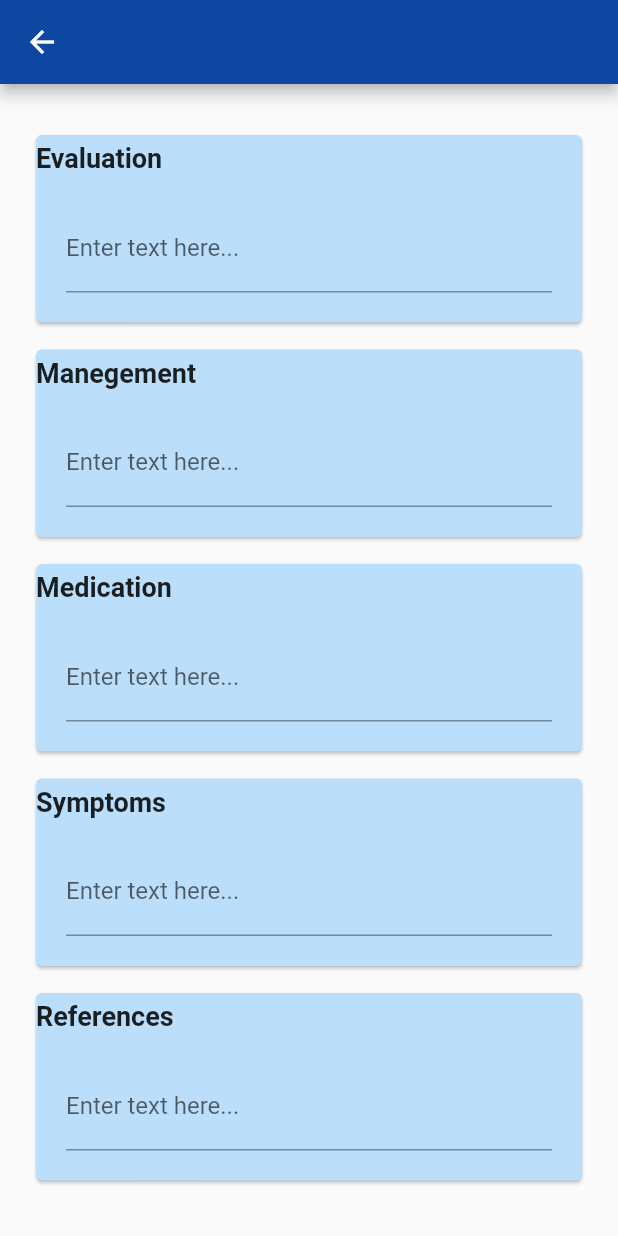
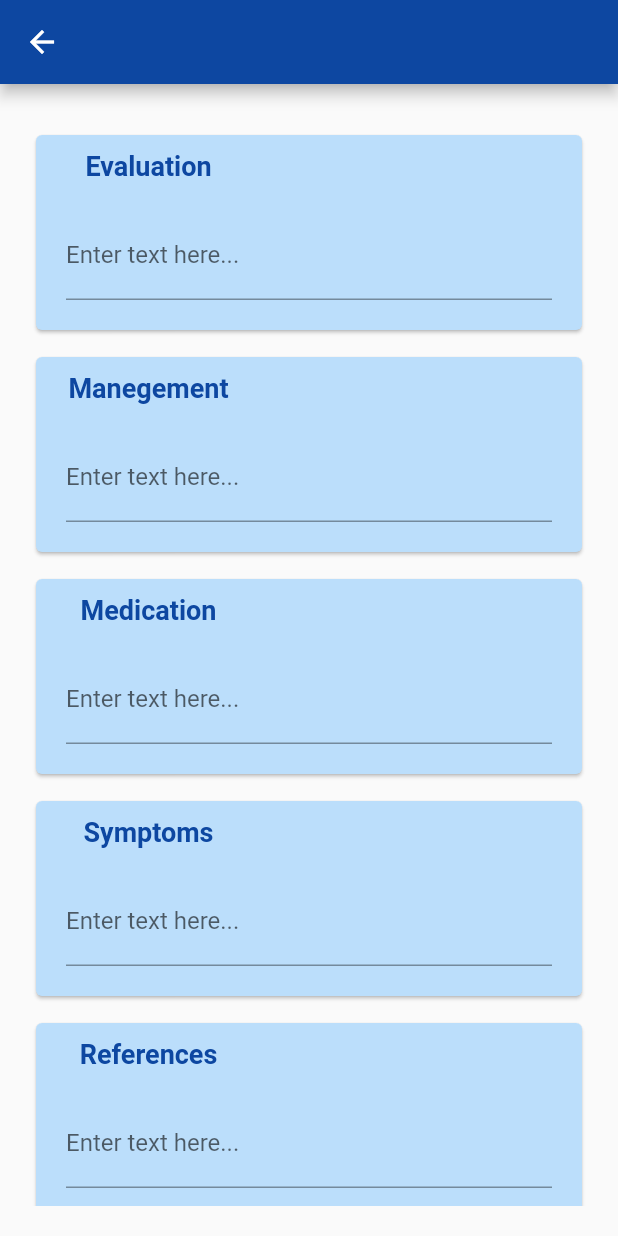
Before and after one commit to hectormiguel1/flutter_playground, a Flutter app: the EvaluationScreen screen opened directly with empty values, on a phone screen of 412 x 824 dp. Run offline on Flutter 3.47's test engine with Material 2 defaults, Android fonts, the phone set to English and light mode, and no system bars; our stand-ins replace flutter_vector_icons, font_awesome_flutter.

Commit message:
Added submit button and change the colors of the evaluation screen to match the colots of the category

```diff
--- a/lib/views/drawer.dart
+++ b/lib/views/drawer.dart
@@ -1,5 +1,6 @@
 import 'package:flutter/material.dart';
 
+// ignore: must_be_immutable
 class AppDrawer extends Drawer {
   Drawer child;
 
--- a/lib/views/evaluation.dart
+++ b/lib/views/evaluation.dart
@@ -1,7 +1,7 @@
 import 'package:app/data/category.dart';
 import 'package:flutter/material.dart';
-import 'package:flutter/semantics.dart';
 
+// ignore: must_be_immutable
 class EvaluationScreen extends StatefulWidget {
   SubCategory subCategory;
   EvaluationScreen(this.subCategory);
@@ -33,11 +33,22 @@ class _EvaluationScreenState extends State<EvaluationScreen> {
             SizedBox(height: 10),
             InputCard(subCat, "References"),
             SizedBox(height: 10),
+            SizedBox(
+                height: 50,
+                child: RaisedButton.icon(
+                  icon: Icon(Icons.check, color: Colors.white),
+                  color: subCat.parent.iconColor,
+                  label: Text("Submit",
+                      style: TextStyle(
+                          fontWeight: FontWeight.bold, color: Colors.white)),
+                  onPressed: () {/*Handle submit */},
+                )),
           ]),
         ));
   }
 }
 
+// ignore: must_be_immutable
 class InputCard extends StatelessWidget {
   SubCategory subCat;
   String cardTitle;
@@ -53,11 +64,17 @@ class InputCard extends StatelessWidget {
               mainAxisAlignment: MainAxisAlignment.center,
               crossAxisAlignment: CrossAxisAlignment.start,
               children: <Widget>[
-                SizedBox(height: 5),
-                Text(
-                  cardTitle,
-                  style: TextStyle(fontSize: 18, fontWeight: FontWeight.bold),
-                ),
+                SizedBox(height: 10),
+                SizedBox(
+                    width: 150,
+                    child: Text(
+                      cardTitle,
+                      style: TextStyle(
+                          fontSize: 18,
+                          fontWeight: FontWeight.bold,
+                          color: subCat.parent.iconColor),
+                      textAlign: TextAlign.center,
+                    )),
                 TextFields()
               ],
             ))));
```
